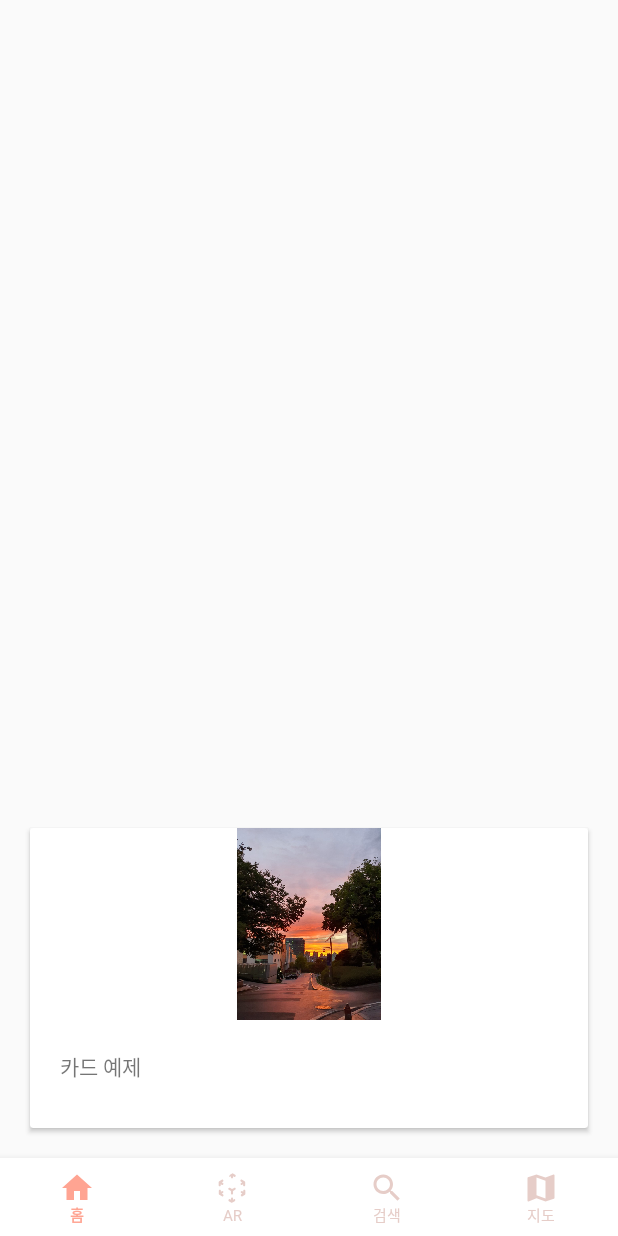
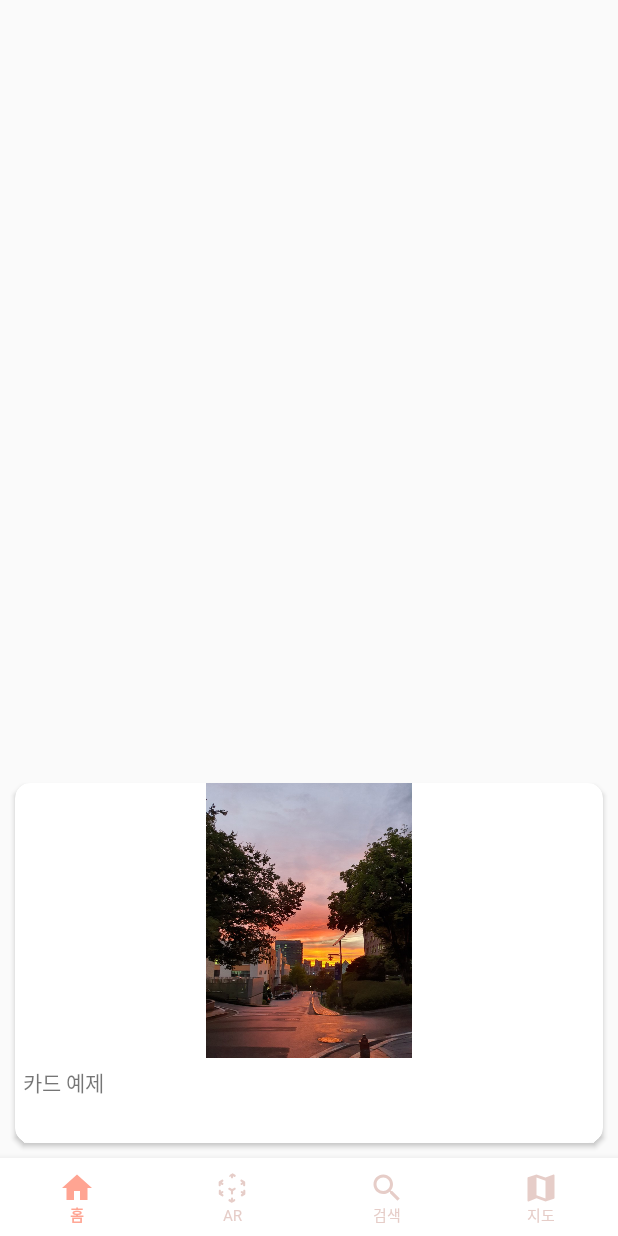
Before and after one commit to cars0106/Its_ability, an Android app: the layout activity_main_map.xml on its own in the app's theme, with its tools: preview values and no code run, on a phone screen of 412 x 824 dp. Run offline under Robolectric (Android 15) with nearby library versions, the phone set to English and light mode, and no system bars.

Commit message:
카드뷰 수정
Signed-off-by: cars0106 <cars0106@naver.com>

```diff
--- a/app/src/main/res/layout/activity_main_map.xml
+++ b/app/src/main/res/layout/activity_main_map.xml
@@ -23,11 +23,12 @@
     <com.google.android.material.card.MaterialCardView
         style="@style/CardView"
         android:layout_width="0dp"
-        android:layout_height="200dp"
-        android:layout_marginBottom="20dp"
-        android:layout_marginLeft="20dp"
-        android:layout_marginRight="20dp"
+        android:layout_height="240dp"
+        android:layout_marginBottom="10dp"
+        android:layout_marginLeft="10dp"
+        android:layout_marginRight="10dp"
         android:id="@+id/card"
+        app:cardCornerRadius="10dp"
         app:layout_constraintBottom_toTopOf="@+id/bottom_navigation"
         app:layout_constraintEnd_toEndOf="parent"
         app:layout_constraintStart_toStartOf="parent">
@@ -41,13 +42,14 @@
                 android:layout_width="match_parent"
                 android:layout_height="0dp"
                 android:layout_weight="0.8"
-                android:src="@drawable/kakaotalk_20190912_143049359_02" />
+                android:src="@drawable/kakaotalk_20190912_143049359_02"
+                android:id="@+id/cardImage"/>
 
             <TextView
                 android:layout_width="match_parent"
                 android:layout_height="0dp"
-                android:layout_margin="20dp"
                 android:layout_weight="0.2"
+                android:layout_margin="5dp"
                 android:text="카드 예제" />
 
         </LinearLayout>
```
Also changed, not shown: app/src/main/java/com/example/itsability/CardImageView.java (added, +29 -0 lines), 2 other files.
